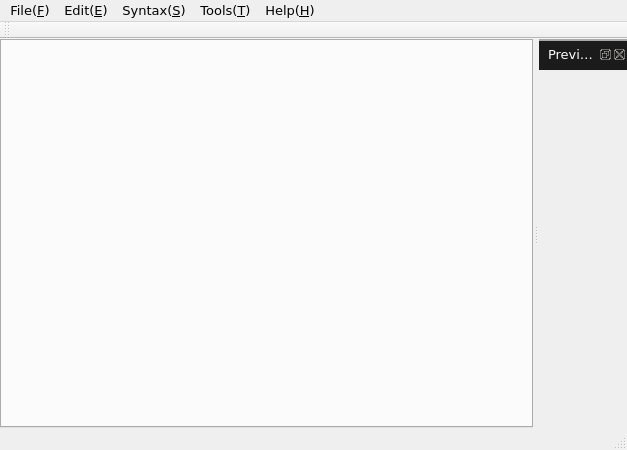
Above: Marken/form/Marken.ui from RominYue/Marken before the change. Below: the same form after it.
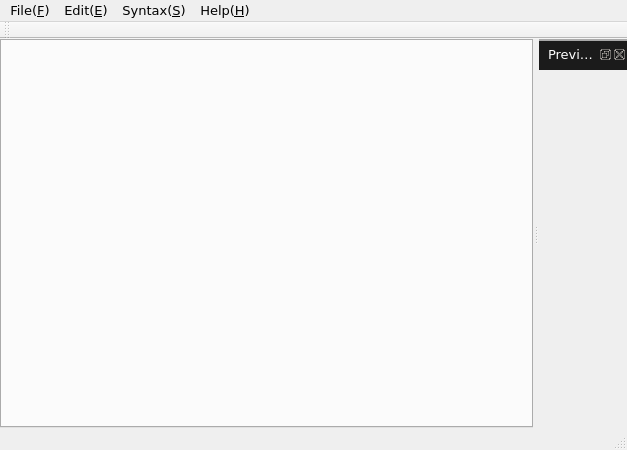
That is the form after the change. Icons and pictures are not drawn. Custom widgets are drawn as their Qt base class.

Patch:
```diff
--- a/Marken/form/Marken.ui
+++ b/Marken/form/Marken.ui
@@ -115,12 +115,6 @@
     </property>
     <addaction name="actionSyntax_Document"/>
    </widget>
-   <widget class="QMenu" name="menuTools">
-    <property name="title">
-     <string>Tools(&amp;T)</string>
-    </property>
-    <addaction name="actionPreview"/>
-   </widget>
    <widget class="QMenu" name="menuSyntax">
     <property name="title">
      <string>Syntax(&amp;S)</string>
@@ -164,7 +158,6 @@
    <addaction name="menuFile"/>
    <addaction name="menuEdit"/>
    <addaction name="menuSyntax"/>
-   <addaction name="menuTools"/>
    <addaction name="menuHelp"/>
   </widget>
   <widget class="QStatusBar" name="statusBar"/>
```
